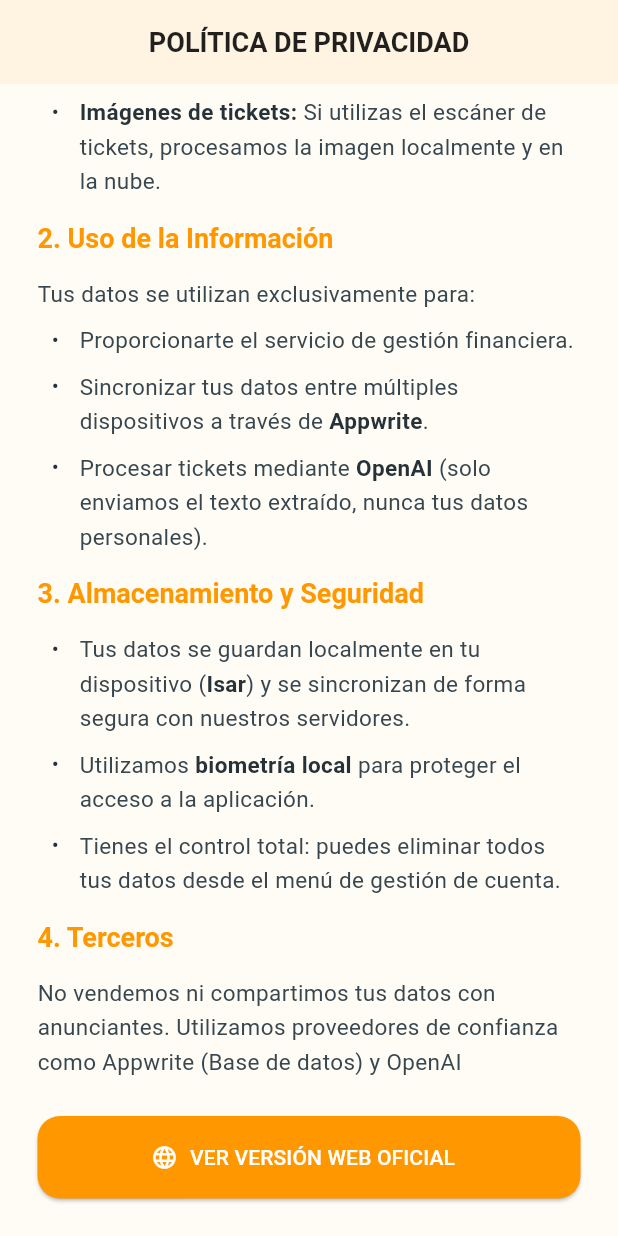
After one commit to jmcerezodev/AhorrApp, a Flutter app: the PrivacyPolicyScreen screen opened by its route, scrolled down 345 dp, after a tap on "VER VERSIÓN WEB OFICIAL", on a phone screen of 412 x 824 dp. The commit adds this screen. Run offline on Flutter 3.47's test engine with Material 3 defaults, Android fonts, the phone set to English and light mode, and no system bars; our stand-ins replace animate_do, appwrite, connectivity_plus, convex_bottom_bar, equatable, fl_chart and 11 more; missing offline and left inert: gal, google_mlkit_document_scanner, google_mlkit_text_recognition; accounts and stored records are empty; generated files the repository leaves out were written again; network calls fail.

Commit message:
feat(legal): implementación de pantalla de política de privacidad offline con renderizado Markdown
- UI: Creación de 'PrivacyPolicyScreen' con diseño corporativo (Blanco Hueso/Naranja) y soporte completo para modo oscuro.
- Navigation: Registro de la ruta '/privacy' en GoRouter e integración del acceso en el menú lateral (SideMenuWidget).
- Dependency: Adición de 'flutter_markdown' en pubspec.yaml para el formateo profesional de textos legales.
- UX: Implementación de 'SafeArea' para evitar solapamientos con la navegación del sistema y actualización de la URL oficial a https://jmcerezo.dev/politicasprivacidad/ahorrapp.html.
- Refactor: Exportación de la nueva pantalla en el archivo barrel 'screens.dart' para mantener la consistencia arquitectónica.

```diff
--- a/lib/config/routes/app_router.dart
+++ b/lib/config/routes/app_router.dart
@@ -1,6 +1,7 @@
 import 'package:ahorrapp/presentation/screens/screens.dart';
 import 'package:ahorrapp/presentation/screens/authentication/confirm_reset_password_screen.dart';
 import 'package:ahorrapp/presentation/screens/main_navigator_screen.dart';
+import 'package:ahorrapp/presentation/screens/privacy_policy_screen.dart';
 import 'package:flutter/material.dart';
 import 'package:go_router/go_router.dart';
 
@@ -37,6 +38,10 @@ GoRouter getAppRouter(String initialLocation) {
         path: '/licenses',
         builder: (context, state) => const LicensesScreen(),
       ),
+      GoRoute(
+        path: '/privacy',
+        builder: (context, state) => const PrivacyPolicyScreen(),
+      ),
     ],
   );
 }
--- /dev/null
+++ b/lib/presentation/screens/privacy_policy_screen.dart
@@ -0,0 +1,86 @@
+import 'package:flutter/material.dart';
+import 'package:flutter_markdown/flutter_markdown.dart';
+import 'package:url_launcher/url_launcher.dart';
+
+class PrivacyPolicyScreen extends StatelessWidget {
+  const PrivacyPolicyScreen({super.key});
+
+  final String _privacyPolicyMarkdown = '''
+# Política de Privacidad de AhorrApp
+
+**Fecha de entrada en vigor: 1 de enero de 2024**
+
+En AhorrApp, valoramos tu privacidad y la seguridad de tus datos financieros. Esta política describe cómo manejamos tu información.
+
+## 1. Recolección de Datos
+AhorrApp recolecta los siguientes datos:
+- **Correo electrónico y nombre:** Para la creación y gestión de tu cuenta.
+- **Datos financieros:** Ingresos, gastos y ahorros que registres manualmente.
+- **Imágenes de tickets:** Si utilizas el escáner de tickets, procesamos la imagen localmente y en la nube.
+
+## 2. Uso de la Información
+Tus datos se utilizan exclusivamente para:
+- Proporcionarte el servicio de gestión financiera.
+- Sincronizar tus datos entre múltiples dispositivos a través de **Appwrite**.
+- Procesar tickets mediante **OpenAI** (solo enviamos el texto extraído, nunca tus datos personales).
+
+## 3. Almacenamiento y Seguridad
+- Tus datos se guardan localmente en tu dispositivo (**Isar**) y se sincronizan de forma segura con nuestros servidores.
+- Utilizamos **biometría local** para proteger el acceso a la aplicación.
+- Tienes el control total: puedes eliminar todos tus datos desde el menú de gestión de cuenta.
+
+## 4. Terceros
+No vendemos ni compartimos tus datos con anunciantes. Utilizamos proveedores de confianza como Appwrite (Base de datos) y OpenAI (Procesamiento de texto de tickets).
+''';
+
+  @override
+  Widget build(BuildContext context) {
+    final isDarkMode = Theme.of(context).brightness == Brightness.dark;
+    final primaryColor = Theme.of(context).primaryColor;
+
+    return Scaffold(
+      backgroundColor: isDarkMode ? const Color(0xFF0F1112) : const Color(0xFFFFFBF5),
+      appBar: AppBar(
+        title: const Text('POLÍTICA DE PRIVACIDAD'),
+        centerTitle: true,
+      ),
+      body: SafeArea(
+        child: Column(
+          children: [
+            Expanded(
+              child: Markdown(
+                data: _privacyPolicyMarkdown,
+                padding: const EdgeInsets.all(25.0),
+                styleSheet: MarkdownStyleSheet(
+                  h1: TextStyle(color: primaryColor, fontSize: 22, fontWeight: FontWeight.bold),
+                  h2: TextStyle(color: primaryColor, fontSize: 18, fontWeight: FontWeight.bold, height: 2.0),
+                  p: TextStyle(color: isDarkMode ? Colors.white70 : Colors.blueGrey.shade800, fontSize: 15, height: 1.5),
+                  strong: TextStyle(color: isDarkMode ? Colors.white : Colors.blueGrey.shade900, fontWeight: FontWeight.bold),
+                ),
+              ),
+            ),
+            Padding(
+              padding: const EdgeInsets.all(25.0),
+              child: ElevatedButton.icon(
+                onPressed: () async {
+                  final Uri url = Uri.parse('https://jmcerezo.dev/politicasprivacidad/ahorrapp.html');
+                  if (await canLaunchUrl(url)) {
+                    await launchUrl(url, mode: LaunchMode.externalApplication);
+                  }
+                },
+                icon: const Icon(Icons.language_rounded),
+                label: const Text('VER VERSIÓN WEB OFICIAL'),
+                style: ElevatedButton.styleFrom(
+                  backgroundColor: primaryColor,
+                  foregroundColor: Colors.white,
+                  minimumSize: const Size(double.infinity, 55),
+                  shape: RoundedRectangleBorder(borderRadius: BorderRadius.circular(15)),
+                ),
+              ),
+            ),
+          ],
+        ),
+      ),
+    );
+  }
+}
--- a/lib/presentation/screens/screens.dart
+++ b/lib/presentation/screens/screens.dart
@@ -5,6 +5,7 @@ export 'recurrent_expenses_screen.dart';
 export 'tickets_screen.dart';
 export 'debts_loans_screen.dart';
 export 'licenses_screen.dart';
+export 'privacy_policy_screen.dart';
 
 // Autenticación
 export 'authentication/login_screen.dart';
--- a/lib/presentation/widgets/drawer/side_menu_widget.dart
+++ b/lib/presentation/widgets/drawer/side_menu_widget.dart
@@ -166,8 +166,11 @@ class SideMenuWidget extends StatelessWidget {
                 ),
                 _DrawerItem(
                   icon: Icons.privacy_tip_outlined,
-                  label: 'Política de Privacidad',
-                  onTap: () {},
+                  label: 'Privacidad',
+                  onTap: () {
+                    Navigator.pop(context);
+                    context.push('/privacy');
+                  },
                 ),
                 const SizedBox(height: 20),
               ],
--- a/pubspec.yaml
+++ b/pubspec.yaml
@@ -42,6 +42,7 @@ dependencies:
   printing: ^5.13.2
   gal: ^2.3.2
   file_picker: ^10.3.10
+  flutter_markdown: ^0.7.4
   flutter_web_plugins:
     sdk: flutter
 
```
Also changed, not shown: pubspec.lock.
